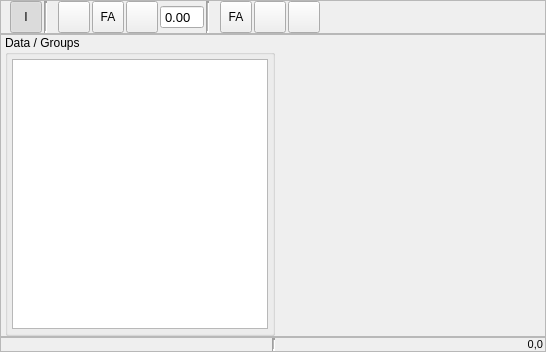
disorderedmaterials/dissolve, file src/gui/viewer/datawidget.ui: the form before one commit.
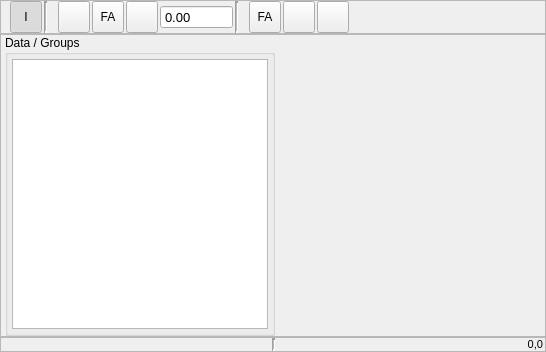
The form after the commit. Icons and pictures are not drawn. Custom widgets are drawn as their Qt base class.

Commit message: Correct tooltips and some widget properties.

Patch:
```diff
--- a/src/gui/viewer/datawidget.ui
+++ b/src/gui/viewer/datawidget.ui
@@ -290,6 +290,12 @@
       </item>
       <item>
        <widget class="ExponentialSpin" name="GraphFollowXLengthSpin">
+        <property name="minimumSize">
+         <size>
+          <width>32</width>
+          <height>0</height>
+         </size>
+        </property>
         <property name="font">
          <font>
           <pointsize>10</pointsize>
@@ -301,6 +307,9 @@
         <property name="buttonSymbols">
          <enum>QAbstractSpinBox::NoButtons</enum>
         </property>
+        <property name="maximum">
+         <double>99999999.000000000000000</double>
+        </property>
        </widget>
       </item>
       <item>
```
Left out of the diff: 2 changed lines with no effect on the pictures.
